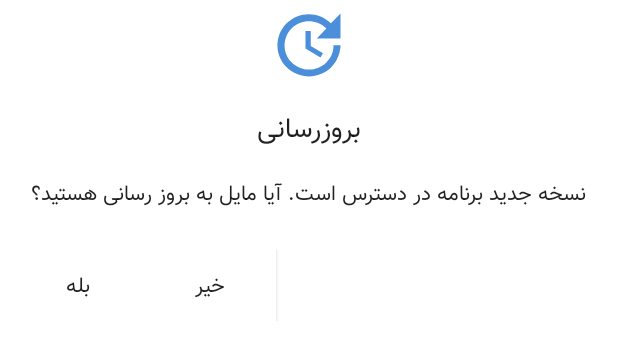
After one commit to DiakoHasani/PaymanYar, an Android app: the layout update_app_dialog.xml on its own in the app's theme, with its tools: preview values and no code run, on a phone screen of 412 x 824 dp. The commit adds this screen. Shown: the top 360 px of the screen. Run offline under Robolectric (Android 15) with nearby library versions, the phone set to English and light mode, and no system bars; network calls fail.

Commit message:
diako:بروز رسانی برنامه تمام شد

```diff
--- a/app/src/main/java/ir/tdaapp/paymanyar/Model/Services/S_HomeFragment.java
+++ b/app/src/main/java/ir/tdaapp/paymanyar/Model/Services/S_HomeFragment.java
@@ -18,4 +18,6 @@ public interface S_HomeFragment {
     void onFinish();
 
     void onShowSlider(boolean show);
+
+    void onUpdateApp(boolean hadUpdate);
 }
--- a/app/src/main/java/ir/tdaapp/paymanyar/Presenter/P_SmsFragment.java
+++ b/app/src/main/java/ir/tdaapp/paymanyar/Presenter/P_SmsFragment.java
@@ -46,7 +46,7 @@ public class P_SmsFragment {
 
         int userId = ((MainActivity) context).getTbl_user().getUserId(context);
 
-        Single<List<VM_SMS>> data = api_sms.getSMS(1, tbl_sms, s_smsFragment.onShowAllSMS());
+        Single<List<VM_SMS>> data = api_sms.getSMS(userId, tbl_sms, s_smsFragment.onShowAllSMS());
 
         dispose_getSMS = data.subscribeWith(new DisposableSingleObserver<List<VM_SMS>>() {
             @Override
@@ -89,7 +89,7 @@ public class P_SmsFragment {
         s_smsFragment.onLoadingArchive(true);
 
         int userId = ((MainActivity) context).getTbl_user().getUserId(context);
-        Single<VM_Message> data = api_sms.setArchiveSMS(smsId, 1);
+        Single<VM_Message> data = api_sms.setArchiveSMS(smsId, userId);
         dispose_ArchiveMessage = data.subscribeWith(new DisposableSingleObserver<VM_Message>() {
             @Override
             public void onSuccess(VM_Message message) {
--- a/app/src/main/java/ir/tdaapp/paymanyar/Presenter/P_SupportFragment.java
+++ b/app/src/main/java/ir/tdaapp/paymanyar/Presenter/P_SupportFragment.java
@@ -12,6 +12,7 @@ import ir.tdaapp.paymanyar.Model.Services.S_SupportFragment;
 import ir.tdaapp.paymanyar.Model.Utilitys.Error;
 import ir.tdaapp.paymanyar.Model.ViewModels.VM_Message;
 import ir.tdaapp.paymanyar.R;
+import ir.tdaapp.paymanyar.View.Activitys.MainActivity;
 
 public class P_SupportFragment {
 
@@ -32,7 +33,10 @@ public class P_SupportFragment {
         if (Validation.Required(txt, context.getResources().getString(R.string.ThisValueMust_be_Filled))) {
 
             s_supportFragment.onLoading(true);
-            Single<VM_Message> data = api_sms.postSMS(txt.getText().toString(), 1);
+
+            int userId=((MainActivity)context).getTbl_user().getUserId(context);
+
+            Single<VM_Message> data = api_sms.postSMS(txt.getText().toString(), userId);
 
             dispose_sendMessage = data.subscribeWith(new DisposableSingleObserver<VM_Message>() {
                 @Override
--- a/app/src/main/java/ir/tdaapp/paymanyar/View/Fragments/TenderNotificationFragment.java
+++ b/app/src/main/java/ir/tdaapp/paymanyar/View/Fragments/TenderNotificationFragment.java
@@ -261,7 +261,7 @@ public class TenderNotificationFragment extends BaseFragment implements S_Tender
             public void onClick(String id) {
                 VM_FilterTenderNotification filter = getFilter();
                 filter.setTenderId(id);
-                filter.setUserId(1);
+                filter.setUserId(((MainActivity)getActivity()).getTbl_user().getUserId(getContext()));
 
                 DetailsTenderFragment detailsTenderFragment = new DetailsTenderFragment(filter,(tenderId, fevorit) -> {
                     tenderNotificationAdapter.changeFevoritTender(tenderId,fevorit);
--- /dev/null
+++ b/app/src/main/res/drawable/ic_update.xml
@@ -0,0 +1,9 @@
+<vector xmlns:android="http://schemas.android.com/apk/res/android"
+        android:width="24dp"
+        android:height="24dp"
+        android:viewportWidth="24.0"
+        android:viewportHeight="24.0">
+    <path
+        android:fillColor="#4b8fda"
+        android:pathData="M21,10.12h-6.78l2.74,-2.82c-2.73,-2.7 -7.15,-2.8 -9.88,-0.1 -2.73,2.71 -2.73,7.08 0,9.79 2.73,2.71 7.15,2.71 9.88,0C18.32,15.65 19,14.08 19,12.1h2c0,1.98 -0.88,4.55 -2.64,6.29 -3.51,3.48 -9.21,3.48 -12.72,0 -3.5,-3.47 -3.53,-9.11 -0.02,-12.58 3.51,-3.47 9.14,-3.47 12.65,0L21,3v7.12zM12.5,8v4.25l3.5,2.08 -0.72,1.21L11,13V8h1.5z"/>
+</vector>
--- /dev/null
+++ b/app/src/main/res/layout/update_app_dialog.xml
@@ -0,0 +1,85 @@
+<?xml version="1.0" encoding="utf-8"?>
+<RelativeLayout xmlns:android="http://schemas.android.com/apk/res/android"
+    android:layout_width="match_parent"
+    android:layout_height="match_parent"
+    android:background="@color/colorWhite"
+    android:clickable="true"
+    android:textDirection="rtl"
+    android:layoutDirection="rtl">
+
+    <LinearLayout
+        android:layout_width="match_parent"
+        android:layout_height="wrap_content"
+        android:layout_marginTop="30dp"
+        android:orientation="vertical"
+        android:background="@drawable/border_background_error_aplication">
+
+        <TextView
+            android:layout_width="match_parent"
+            android:layout_height="wrap_content"
+            android:fontFamily="@font/vazir"
+            android:textSize="18dp"
+            android:layout_marginTop="40dp"
+            android:textColor="@color/colorTitle"
+            android:gravity="center"
+            android:text="@string/Update"/>
+
+        <TextView
+            android:layout_width="match_parent"
+            android:layout_height="wrap_content"
+            android:fontFamily="@font/vazir"
+            android:textSize="14dp"
+            android:textColor="@color/colorTitle"
+            android:layout_marginTop="15dp"
+            android:text="@string/A_new_version_of_the_app_is_availableDo_you_want_to_update"
+            android:gravity="center"
+            android:paddingRight="8dp"
+            android:paddingLeft="8dp"/>
+
+        <LinearLayout
+            android:layout_width="match_parent"
+            android:layout_height="wrap_content"
+            android:paddingRight="8dp"
+            android:paddingLeft="8dp"
+            android:layout_marginTop="25dp"
+            android:layoutDirection="ltr"
+            android:textDirection="ltr">
+
+            <Button
+                android:id="@+id/btn_yes"
+                android:layout_width="wrap_content"
+                android:layout_height="wrap_content"
+                android:background="@color/colorWhite"
+                android:text="@string/yes"
+                android:fontFamily="@font/vazir"
+                android:textSize="14dp"/>
+
+            <Button
+                android:id="@+id/btn_no"
+                android:layout_width="wrap_content"
+                android:layout_height="wrap_content"
+                android:background="@color/colorWhite"
+                android:text="@string/no"
+                android:fontFamily="@font/vazir"
+                android:textSize="14dp"/>
+
+        </LinearLayout>
+
+    </LinearLayout>
+
+    <RelativeLayout
+        android:layout_width="60dp"
+        android:layout_height="60dp"
+        android:layout_centerHorizontal="true"
+        android:background="@drawable/border_icon_error_dialog">
+
+        <ImageView
+            android:id="@+id/ic_icon"
+            android:layout_width="match_parent"
+            android:layout_height="match_parent"
+            android:padding="2dp"
+            android:src="@drawable/ic_update"/>
+
+    </RelativeLayout>
+
+</RelativeLayout>
--- a/app/src/main/res/values/strings.xml
+++ b/app/src/main/res/values/strings.xml
@@ -120,4 +120,7 @@
     <string name="SMS">پیام</string>
     <string name="Send">ارسال</string>
     <string name="MessageText">متن پیام</string>
+    <string name="Update">بروزرسانی</string>
+    <string name="yes">بله</string>
+    <string name="no">خیر</string>
 </resources>
--- a/app/src/main/res/values/strings_lang.xml
+++ b/app/src/main/res/values/strings_lang.xml
@@ -17,4 +17,5 @@
     <string name="ThereAreNoResults">موردی یافت نشد</string>
     <string name="YouHaveNotSMS">شما هیچ پیامی ندارید</string>
     <string name="ThisValueMust_be_Filled">این مقدار باید پر شود</string>
+    <string name="A_new_version_of_the_app_is_availableDo_you_want_to_update">نسخه جدید برنامه در دسترس است. آیا مایل به بروز رسانی هستید؟</string>
 </resources>
```
Also changed, not shown: app/src/main/AndroidManifest.xml (+8 -14 lines), app/src/main/java/ir/tdaapp/paymanyar/Model/Repositorys/DataBase/Tbl_Setting.java (added, +85 -0 lines), app/src/main/java/ir/tdaapp/paymanyar/Model/Services/resultVersionApp_Sql.java (added, +7 -0 lines), app/src/main/java/ir/tdaapp/paymanyar/Presenter/P_HomeFragment.java (+49 -9 lines), app/src/main/java/ir/tdaapp/paymanyar/View/Activitys/MainActivity.java (+7 -0 lines), app/src/main/java/ir/tdaapp/paymanyar/View/Activitys/PaymentActivity.java (added, +15 -0 lines), app/src/main/java/ir/tdaapp/paymanyar/View/Dialogs/UpdateAppDialog.java (added, +74 -0 lines), app/src/main/java/ir/tdaapp/paymanyar/View/Fragments/HomeFragment.java (+27 -4 lines), app/src/main/res/layout/activity_payment.xml (added, +12 -0 lines), app/src/main/assets/DBpaymanyar.db.
